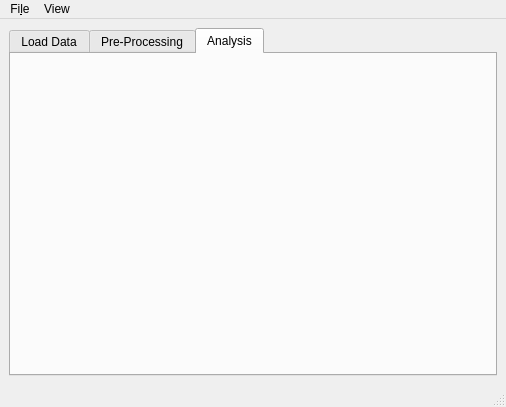
Old version of the form view/main_gui.ui in the repository SirSharpest/Grain_Analyser_GUI.
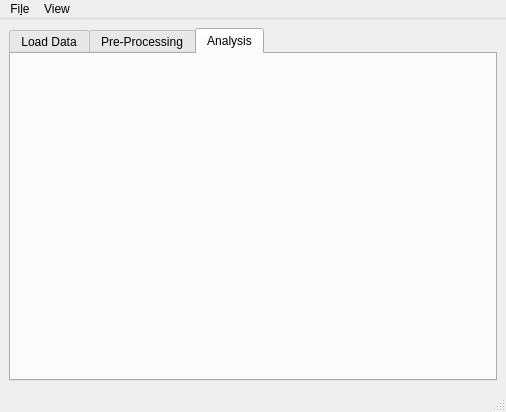
New version of the form. The open tabs and pages were chosen to show the change.

```diff
--- a/view/main_gui.ui
+++ b/view/main_gui.ui
@@ -7,7 +7,7 @@
     <x>0</x>
     <y>0</y>
     <width>506</width>
-    <height>407</height>
+    <height>412</height>
    </rect>
   </property>
   <property name="windowTitle">
@@ -191,6 +191,11 @@
          <attribute name="title">
           <string>Analysis</string>
          </attribute>
+         <layout class="QGridLayout" name="gridLayout_5">
+          <item row="0" column="0">
+           <layout class="QGridLayout" name="layout_plots"/>
+          </item>
+         </layout>
         </widget>
        </widget>
       </item>
```
Left out of the diff: 16 changed lines with no effect on the pictures.
